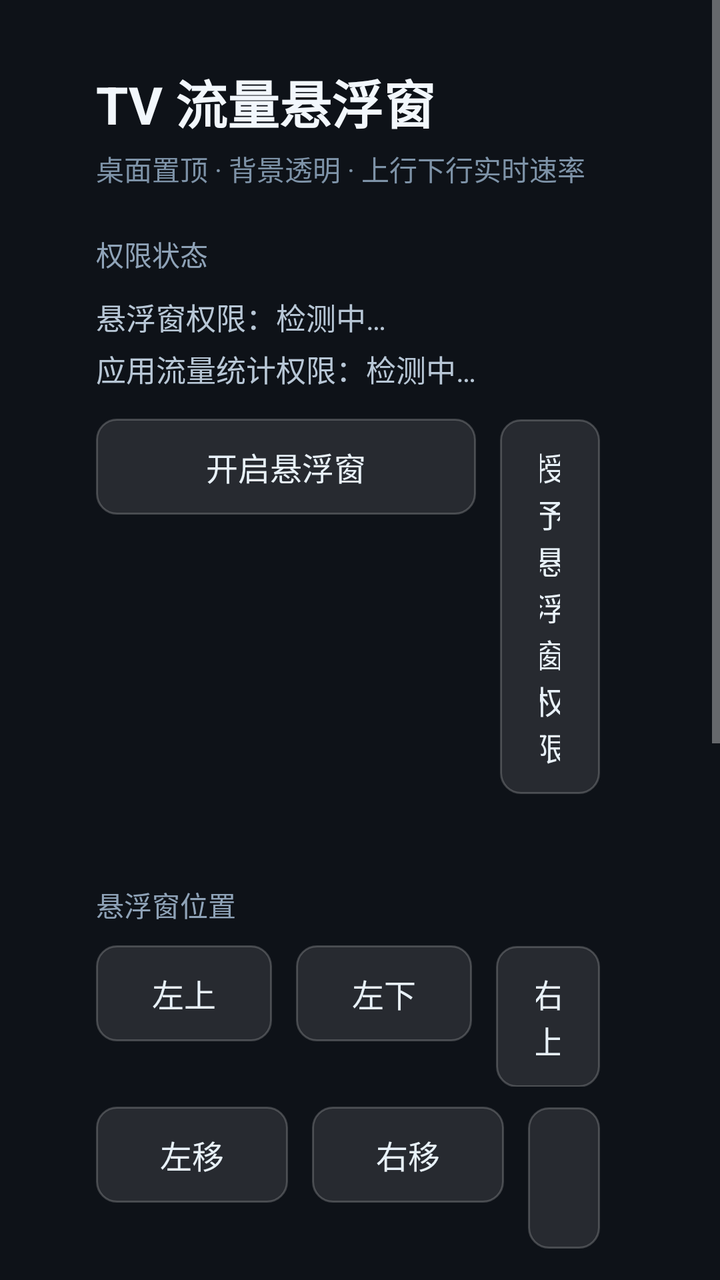
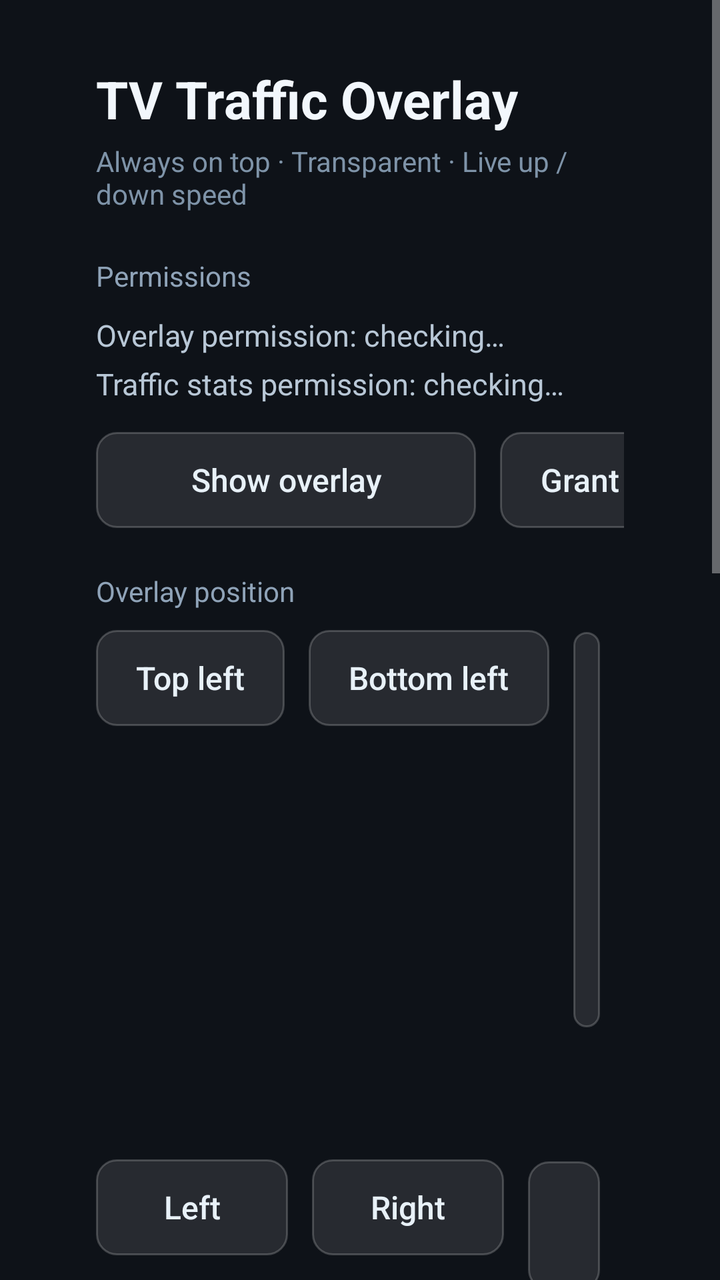

Before-and-after screenshots of an Android layout around one commit, followed by the original layout XML and the change that was made.
<!-- AndroidManifest.xml: application theme AppTheme -->
<!-- res/layout/activity_main.xml -->
<?xml version="1.0" encoding="utf-8"?>
<ScrollView xmlns:android="http://schemas.android.com/apk/res/android"
    android:layout_width="match_parent"
    android:layout_height="match_parent"
    android:background="#FF0E1218"
    android:fillViewport="true">

    <LinearLayout
        android:layout_width="match_parent"
        android:layout_height="wrap_content"
        android:orientation="vertical"
        android:paddingStart="48dp"
        android:paddingTop="32dp"
        android:paddingEnd="48dp"
        android:paddingBottom="32dp">

        <TextView
            android:layout_width="wrap_content"
            android:layout_height="wrap_content"
            android:text="@string/app_name"
            android:textColor="#FFF2F7FC"
            android:textSize="26sp"
            android:textStyle="bold" />

        <TextView
            android:layout_width="wrap_content"
            android:layout_height="wrap_content"
            android:layout_marginTop="4dp"
            android:text="桌面置顶 · 背景透明 · 上行下行实时速率"
            android:textColor="#FF7E93A8"
            android:textSize="14sp" />

        <TextView
            style="@style/SectionTitle"
            android:layout_width="wrap_content"
            android:layout_height="wrap_content"
            android:text="权限状态" />

        <TextView
            android:id="@+id/tv_perm_overlay"
            android:layout_width="wrap_content"
            android:layout_height="wrap_content"
            android:layout_marginBottom="4dp"
            android:text="悬浮窗权限：检测中…"
            android:textColor="#FFB8C7D6"
            android:textSize="15sp" />

        <TextView
            android:id="@+id/tv_perm_usage"
            android:layout_width="wrap_content"
            android:layout_height="wrap_content"
            android:text="应用流量统计权限：检测中…"
            android:textColor="#FFB8C7D6"
            android:textSize="15sp" />

        <LinearLayout
            android:layout_width="match_parent"
            android:layout_height="wrap_content"
            android:layout_marginTop="14dp"
            android:orientation="horizontal">

            <Button
                android:id="@+id/btn_toggle"
                style="@style/TvButton"
                android:layout_width="wrap_content"
                android:layout_height="wrap_content"
                android:minWidth="190dp"
                android:text="开启悬浮窗" />

            <Button
                android:id="@+id/btn_grant_overlay"
                style="@style/TvButton"
                android:layout_width="wrap_content"
                android:layout_height="wrap_content"
                android:text="授予悬浮窗权限" />

            <Button
                android:id="@+id/btn_grant_usage"
                style="@style/TvButton"
                android:layout_width="wrap_content"
                android:layout_height="wrap_content"
                android:text="授予流量统计权限" />

            <Button
                android:id="@+id/btn_usage"
                style="@style/TvButton"
                android:layout_width="wrap_content"
                android:layout_height="wrap_content"
                android:text="应用流量排行" />

            <Button
                android:id="@+id/btn_autostart"
                style="@style/TvButton"
                android:layout_width="wrap_content"
                android:layout_height="wrap_content"
                android:layout_marginEnd="0dp"
                android:text="开机自启：开" />
        </LinearLayout>

        <TextView
            style="@style/SectionTitle"
            android:layout_width="wrap_content"
            android:layout_height="wrap_content"
            android:text="悬浮窗位置" />

        <LinearLayout
            android:id="@+id/row_corners"
            android:layout_width="match_parent"
            android:layout_height="wrap_content"
            android:orientation="horizontal">

            <Button
                android:id="@+id/btn_tl"
                style="@style/TvButton"
                android:layout_width="wrap_content"
                android:layout_height="wrap_content"
                android:text="左上" />

            <Button
                android:id="@+id/btn_bl"
                style="@style/TvButton"
                android:layout_width="wrap_content"
                android:layout_height="wrap_content"
                android:text="左下" />

            <Button
                android:id="@+id/btn_tr"
                style="@style/TvButton"
                android:layout_width="wrap_content"
                android:layout_height="wrap_content"
                android:text="右上" />

            <Button
                android:id="@+id/btn_br"
                style="@style/TvButton"
                android:layout_width="wrap_content"
                android:layout_height="wrap_content"
                android:layout_marginEnd="0dp"
                android:text="右下" />
        </LinearLayout>

        <LinearLayout
            android:id="@+id/row_nudge"
            android:layout_width="match_parent"
            android:layout_height="wrap_content"
            android:layout_marginTop="10dp"
            android:orientation="horizontal">

            <Button
                android:id="@+id/btn_left"
                style="@style/TvButton"
                android:layout_width="wrap_content"
                android:layout_height="wrap_content"
                android:minWidth="96dp"
                android:text="左移" />

            <Button
                android:id="@+id/btn_right"
                style="@style/TvButton"
                android:layout_width="wrap_content"
                android:layout_height="wrap_content"
                android:minWidth="96dp"
                android:text="右移" />

            <Button
                android:id="@+id/btn_up"
                style="@style/TvButton"
                android:layout_width="wrap_content"
                android:layout_height="wrap_content"
                android:minWidth="96dp"
                android:text="上移" />

            <Button
                android:id="@+id/btn_center"
                style="@style/TvButton"
                android:layout_width="wrap_content"
                android:layout_height="wrap_content"
                android:text="居中" />

            <Button
                android:id="@+id/btn_down"
                style="@style/TvButton"
                android:layout_width="wrap_content"
                android:layout_height="wrap_content"
                android:minWidth="96dp"
                android:text="下移" />

            <Button
                android:id="@+id/btn_step"
                style="@style/TvButton"
                android:layout_width="wrap_content"
                android:layout_height="wrap_content"
                android:layout_marginEnd="0dp"
                android:text="步长：8dp" />
        </LinearLayout>

        <TextView
            style="@style/SectionTitle"
            android:layout_width="wrap_content"
            android:layout_height="wrap_content"
            android:text="显示样式" />

        <LinearLayout
            android:layout_width="match_parent"
            android:layout_height="wrap_content"
            android:orientation="horizontal">

            <Button
                android:id="@+id/btn_size_minus"
                style="@style/TvButton"
                android:layout_width="wrap_content"
                android:layout_height="wrap_content"
                android:text="字号 -" />

            <Button
                android:id="@+id/btn_size_plus"
                style="@style/TvButton"
                android:layout_width="wrap_content"
                android:layout_height="wrap_content"
                android:text="字号 +" />

            <Button
                android:id="@+id/btn_bg"
                style="@style/TvButton"
                android:layout_width="wrap_content"
                android:layout_height="wrap_content"
                android:text="背景：透明" />

            <Button
                android:id="@+id/btn_lock"
                style="@style/TvButton"
                android:layout_width="wrap_content"
                android:layout_height="wrap_content"
                android:layout_marginEnd="0dp"
                android:text="锁定位置：关" />

        </LinearLayout>

        <TextView
            style="@style/SectionTitle"
            android:layout_width="wrap_content"
            android:layout_height="wrap_content"
            android:text="文字颜色" />

        <LinearLayout
            android:layout_width="match_parent"
            android:layout_height="wrap_content"
            android:gravity="center_vertical"
            android:orientation="horizontal">

            <TextView
                android:layout_width="64dp"
                android:layout_height="wrap_content"
                android:text="下行"
                android:textColor="#FFB8C7D6"
                android:textSize="15sp" />

            <LinearLayout
                android:id="@+id/palette_down"
                android:layout_width="wrap_content"
                android:layout_height="wrap_content"
                android:orientation="horizontal" />
        </LinearLayout>

        <LinearLayout
            android:layout_width="match_parent"
            android:layout_height="wrap_content"
            android:layout_marginTop="10dp"
            android:gravity="center_vertical"
            android:orientation="horizontal">

            <TextView
                android:layout_width="64dp"
                android:layout_height="wrap_content"
                android:text="上行"
                android:textColor="#FFB8C7D6"
                android:textSize="15sp" />

            <LinearLayout
                android:id="@+id/palette_up"
                android:layout_width="wrap_content"
                android:layout_height="wrap_content"
                android:orientation="horizontal" />
        </LinearLayout>

        <TextView
            android:id="@+id/tv_hint"
            android:layout_width="match_parent"
            android:layout_height="wrap_content"
            android:layout_marginTop="24dp"
            android:lineSpacingExtra="5dp"
            android:textColor="#FF93A7BA"
            android:textSize="13sp" />
    </LinearLayout>
</ScrollView>
<!-- resources referenced by this layout -->
<resources>
  <string name="app_name">TV 流量悬浮窗</string>
  <style name="SectionTitle">
          <item name="android:textColor">#FF8FA3B8</item>
          <item name="android:textSize">14sp</item>
          <item name="android:layout_marginTop">22dp</item>
          <item name="android:layout_marginBottom">10dp</item>
      </style>
  <style name="TvButton" parent="@android:style/Widget.Material.Button">
          <item name="android:background">@drawable/bg_btn</item>
          <item name="android:textColor">#FFE8F1F8</item>
          <item name="android:textSize">16sp</item>
          <item name="android:textAllCaps">false</item>
          <item name="android:paddingLeft">20dp</item>
          <item name="android:paddingRight">20dp</item>
          <item name="android:paddingTop">12dp</item>
          <item name="android:paddingBottom">12dp</item>
          <item name="android:layout_marginEnd">12dp</item>
          <item name="android:focusable">true</item>
          <item name="android:stateListAnimator">@null</item>
      </style>
  <style name="AppTheme" parent="@android:style/Theme.Material.NoActionBar">
          <item name="android:windowBackground">#FF0E1218</item>
          <item name="android:colorAccent">#FF4FC3F7</item>
      </style>
  <!-- drawable bg_btn (drawable) -->
  <?xml version="1.0" encoding="utf-8"?>
  <selector xmlns:android="http://schemas.android.com/apk/res/android">
      <item android:state_focused="true">
          <shape android:shape="rectangle">
              <solid android:color="#334FC3F7" />
              <stroke
                  android:width="2dp"
                  android:color="#FF4FC3F7" />
              <corners android:radius="10dp" />
          </shape>
      </item>
      <item android:state_pressed="true">
          <shape android:shape="rectangle">
              <solid android:color="#554FC3F7" />
              <corners android:radius="10dp" />
          </shape>
      </item>
      <item>
          <shape android:shape="rectangle">
              <solid android:color="#1AFFFFFF" />
              <stroke
                  android:width="1dp"
                  android:color="#33FFFFFF" />
              <corners android:radius="10dp" />
          </shape>
      </item>
  </selector>
</resources>

<!-- the commit's change to res/layout/activity_main.xml (unified diff, before → after) -->
@@ -26,7 +26,7 @@
             android:layout_width="wrap_content"
             android:layout_height="wrap_content"
             android:layout_marginTop="4dp"
-            android:text="桌面置顶 · 背景透明 · 上行下行实时速率"
+            android:text="@string/main_subtitle"
             android:textColor="#FF7E93A8"
             android:textSize="14sp" />
 
@@ -34,14 +34,14 @@
             style="@style/SectionTitle"
             android:layout_width="wrap_content"
             android:layout_height="wrap_content"
-            android:text="权限状态" />
+            android:text="@string/section_permissions" />
 
         <TextView
             android:id="@+id/tv_perm_overlay"
             android:layout_width="wrap_content"
             android:layout_height="wrap_content"
             android:layout_marginBottom="4dp"
-            android:text="悬浮窗权限：检测中…"
+            android:text="@string/perm_overlay_checking"
             android:textColor="#FFB8C7D6"
             android:textSize="15sp" />
 
@@ -49,198 +49,205 @@
             android:id="@+id/tv_perm_usage"
             android:layout_width="wrap_content"
             android:layout_height="wrap_content"
-            android:text="应用流量统计权限：检测中…"
+            android:text="@string/perm_usage_checking"
             android:textColor="#FFB8C7D6"
             android:textSize="15sp" />
 
-        <LinearLayout
+        
+        <HorizontalScrollView
             android:layout_width="match_parent"
             android:layout_height="wrap_content"
             android:layout_marginTop="14dp"
-            android:orientation="horizontal">
-
-            <Button
-                android:id="@+id/btn_toggle"
-                style="@style/TvButton"
-                android:layout_width="wrap_content"
-                android:layout_height="wrap_content"
-                android:minWidth="190dp"
-                android:text="开启悬浮窗" />
-
-            <Button
-                android:id="@+id/btn_grant_overlay"
-                style="@style/TvButton"
-                android:layout_width="wrap_content"
-                android:layout_height="wrap_content"
-                android:text="授予悬浮窗权限" />
-
-            <Button
-                android:id="@+id/btn_grant_usage"
-                style="@style/TvButton"
-                android:layout_width="wrap_content"
-                android:layout_height="wrap_content"
-                android:text="授予流量统计权限" />
-
-            <Button
-                android:id="@+id/btn_usage"
-                style="@style/TvButton"
-                android:layout_width="wrap_content"
-                android:layout_height="wrap_content"
-                android:text="应用流量排行" />
-
-            <Button
-                android:id="@+id/btn_autostart"
+            android:scrollbars="none">
+
+            <LinearLayout
+                android:layout_width="wrap_content"
+                android:layout_height="wrap_content"
+                android:orientation="horizontal">
+
+                <Button
+                    android:id="@+id/btn_toggle"
+                    style="@style/TvButton"
+                    android:layout_width="wrap_content"
+                    android:layout_height="wrap_content"
+                    android:minWidth="190dp"
+                    android:text="@string/btn_overlay_off" />
+
+                <Button
+                    android:id="@+id/btn_grant_overlay"
+                    style="@style/TvButton"
+                    android:layout_width="wrap_content"
+                    android:layout_height="wrap_content"
+                    android:text="@string/btn_grant_overlay" />
+
+                <Button
+                    android:id="@+id/btn_grant_usage"
+                    style="@style/TvButton"
+                    android:layout_width="wrap_content"
+                    android:layout_height="wrap_content"
+                    android:text="@string/btn_grant_usage" />
+
+                <Button
+                    android:id="@+id/btn_usage"
+                    style="@style/TvButton"
+                    android:layout_width="wrap_content"
+                    android:layout_height="wrap_content"
+                    android:text="@string/btn_usage" />
+
+                <Button
+                    android:id="@+id/btn_autostart"
+                    style="@style/TvButton"
+                    android:layout_width="wrap_content"
+                    android:layout_height="wrap_content"
+                    android:layout_marginEnd="0dp"
+                    android:text="@string/btn_autostart_on" />
+            </LinearLayout>
+        </HorizontalScrollView>
+
+        <TextView
+            style="@style/SectionTitle"
+            android:layout_width="wrap_content"
+            android:layout_height="wrap_content"
+            android:text="@string/section_position" />
+
+        <LinearLayout
+            android:id="@+id/row_corners"
+            android:layout_width="match_parent"
+            android:layout_height="wrap_content"
+            android:orientation="horizontal">
+
+            <Button
+                android:id="@+id/btn_tl"
+                style="@style/TvButton"
+                android:layout_width="wrap_content"
+                android:layout_height="wrap_content"
+                android:text="@string/corner_tl" />
+
+            <Button
+                android:id="@+id/btn_bl"
+                style="@style/TvButton"
+                android:layout_width="wrap_content"
+                android:layout_height="wrap_content"
+                android:text="@string/corner_bl" />
+
+            <Button
+                android:id="@+id/btn_tr"
+                style="@style/TvButton"
+                android:layout_width="wrap_content"
+                android:layout_height="wrap_content"
+                android:text="@string/corner_tr" />
+
+            <Button
+                android:id="@+id/btn_br"
                 style="@style/TvButton"
                 android:layout_width="wrap_content"
                 android:layout_height="wrap_content"
                 android:layout_marginEnd="0dp"
-                android:text="开机自启：开" />
+                android:text="@string/corner_br" />
+        </LinearLayout>
+
+        <LinearLayout
+            android:id="@+id/row_nudge"
+            android:layout_width="match_parent"
+            android:layout_height="wrap_content"
+            android:layout_marginTop="10dp"
+            android:orientation="horizontal">
+
+            <Button
+                android:id="@+id/btn_left"
+                style="@style/TvButton"
+                android:layout_width="wrap_content"
+                android:layout_height="wrap_content"
+                android:minWidth="96dp"
+                android:text="@string/nudge_left" />
+
+            <Button
+                android:id="@+id/btn_right"
+                style="@style/TvButton"
+                android:layout_width="wrap_content"
+                android:layout_height="wrap_content"
+                android:minWidth="96dp"
+                android:text="@string/nudge_right" />
+
+            <Button
+                android:id="@+id/btn_up"
+                style="@style/TvButton"
+                android:layout_width="wrap_content"
+                android:layout_height="wrap_content"
+                android:minWidth="96dp"
+                android:text="@string/nudge_up" />
+
+            <Button
+                android:id="@+id/btn_center"
+                style="@style/TvButton"
+                android:layout_width="wrap_content"
+                android:layout_height="wrap_content"
+                android:text="@string/btn_center" />
+
+            <Button
+                android:id="@+id/btn_down"
+                style="@style/TvButton"
+                android:layout_width="wrap_content"
+                android:layout_height="wrap_content"
+                android:minWidth="96dp"
+                android:text="@string/nudge_down" />
+
+            <Button
+                android:id="@+id/btn_step"
+                style="@style/TvButton"
+                android:layout_width="wrap_content"
+                android:layout_height="wrap_content"
+                android:layout_marginEnd="0dp"
+                android:text="@string/step_default" />
         </LinearLayout>
 
         <TextView
             style="@style/SectionTitle"
             android:layout_width="wrap_content"
             android:layout_height="wrap_content"
-            android:text="悬浮窗位置" />
-
-        <LinearLayout
-            android:id="@+id/row_corners"
-            android:layout_width="match_parent"
-            android:layout_height="wrap_content"
-            android:orientation="horizontal">
-
-            <Button
-                android:id="@+id/btn_tl"
-                style="@style/TvButton"
-                android:layout_width="wrap_content"
-                android:layout_height="wrap_content"
-                android:text="左上" />
-
-            <Button
-                android:id="@+id/btn_bl"
-                style="@style/TvButton"
-                android:layout_width="wrap_content"
-                android:layout_height="wrap_content"
-                android:text="左下" />
-
-            <Button
-                android:id="@+id/btn_tr"
-                style="@style/TvButton"
-                android:layout_width="wrap_content"
-                android:layout_height="wrap_content"
-                android:text="右上" />
-
-            <Button
-                android:id="@+id/btn_br"
+            android:text="@string/section_style" />
+
+        <LinearLayout
+            android:layout_width="match_parent"
+            android:layout_height="wrap_content"
+            android:orientation="horizontal">
+
+            <Button
+                android:id="@+id/btn_size_minus"
+                style="@style/TvButton"
+                android:layout_width="wrap_content"
+                android:layout_height="wrap_content"
+                android:text="@string/btn_size_minus" />
+
+            <Button
+                android:id="@+id/btn_size_plus"
+                style="@style/TvButton"
+                android:layout_width="wrap_content"
+                android:layout_height="wrap_content"
+                android:text="@string/btn_size_plus" />
+
+            <Button
+                android:id="@+id/btn_bg"
+                style="@style/TvButton"
+                android:layout_width="wrap_content"
+                android:layout_height="wrap_content"
+                android:text="@string/btn_bg_transparent" />
+
+            <Button
+                android:id="@+id/btn_lock"
                 style="@style/TvButton"
                 android:layout_width="wrap_content"
                 android:layout_height="wrap_content"
                 android:layout_marginEnd="0dp"
-                android:text="右下" />
-        </LinearLayout>
-
-        <LinearLayout
-            android:id="@+id/row_nudge"
-            android:layout_width="match_parent"
-            android:layout_height="wrap_content"
-            android:layout_marginTop="10dp"
-            android:orientation="horizontal">
-
-            <Button
-                android:id="@+id/btn_left"
-                style="@style/TvButton"
-                android:layout_width="wrap_content"
-                android:layout_height="wrap_content"
-                android:minWidth="96dp"
-                android:text="左移" />
-
-            <Button
-                android:id="@+id/btn_right"
-                style="@style/TvButton"
-                android:layout_width="wrap_content"
-                android:layout_height="wrap_content"
-                android:minWidth="96dp"
-                android:text="右移" />
-
-            <Button
-                android:id="@+id/btn_up"
-                style="@style/TvButton"
-                android:layout_width="wrap_content"
-                android:layout_height="wrap_content"
-                android:minWidth="96dp"
-                android:text="上移" />
-
-            <Button
-                android:id="@+id/btn_center"
-                style="@style/TvButton"
-                android:layout_width="wrap_content"
-                android:layout_height="wrap_content"
-                android:text="居中" />
-
-            <Button
-                android:id="@+id/btn_down"
-                style="@style/TvButton"
-                android:layout_width="wrap_content"
-                android:layout_height="wrap_content"
-                android:minWidth="96dp"
-                android:text="下移" />
-
-            <Button
-                android:id="@+id/btn_step"
-                style="@style/TvButton"
-                android:layout_width="wrap_content"
-                android:layout_height="wrap_content"
-                android:layout_marginEnd="0dp"
-                android:text="步长：8dp" />
+                android:text="@string/btn_lock_off" />
+
         </LinearLayout>
 
         <TextView
             style="@style/SectionTitle"
             android:layout_width="wrap_content"
             android:layout_height="wrap_content"
-            android:text="显示样式" />
-
-        <LinearLayout
-            android:layout_width="match_parent"
-            android:layout_height="wrap_content"
-            android:orientation="horizontal">
-
-            <Button
-                android:id="@+id/btn_size_minus"
-                style="@style/TvButton"
-                android:layout_width="wrap_content"
-                android:layout_height="wrap_content"
-                android:text="字号 -" />
-
-            <Button
-                android:id="@+id/btn_size_plus"
-                style="@style/TvButton"
-                android:layout_width="wrap_content"
-                android:layout_height="wrap_content"
-                android:text="字号 +" />
-
-            <Button
-                android:id="@+id/btn_bg"
-                style="@style/TvButton"
-                android:layout_width="wrap_content"
-                android:layout_height="wrap_content"
-                android:text="背景：透明" />
-
-            <Button
-                android:id="@+id/btn_lock"
-                style="@style/TvButton"
-                android:layout_width="wrap_content"
-                android:layout_height="wrap_content"
-                android:layout_marginEnd="0dp"
-                android:text="锁定位置：关" />
-
-        </LinearLayout>
-
-        <TextView
-            style="@style/SectionTitle"
-            android:layout_width="wrap_content"
-            android:layout_height="wrap_content"
-            android:text="文字颜色" />
+            android:text="@string/section_color" />
 
         <LinearLayout
             android:layout_width="match_parent"
@@ -249,9 +256,12 @@
             android:orientation="horizontal">
 
             <TextView
-                android:layout_width="64dp"
-                android:layout_height="wrap_content"
-                android:text="下行"
+                android:layout_width="wrap_content"
+                android:layout_height="wrap_content"
+                android:layout_marginEnd="12dp"
+                android:minWidth="64dp"
+                android:singleLine="true"
+                android:text="@string/label_down"
                 android:textColor="#FFB8C7D6"
                 android:textSize="15sp" />
 
@@ -270,9 +280,12 @@
             android:orientation="horizontal">
 
             <TextView
-                android:layout_width="64dp"
-                android:layout_height="wrap_content"
-                android:text="上行"
+                android:layout_width="wrap_content"
+                android:layout_height="wrap_content"
+                android:layout_marginEnd="12dp"
+                android:minWidth="64dp"
+                android:singleLine="true"
+                android:text="@string/label_up"
                 android:textColor="#FFB8C7D6"
                 android:textSize="15sp" />
 
<!-- resource entries referenced after the edit -->
@@ -1,6 +1,34 @@
 <!-- resources referenced by this layout -->
 <resources>
-  <string name="app_name">TV 流量悬浮窗</string>
+  <string name="app_name">TV Traffic Overlay</string>
+  <string name="btn_autostart_on">Auto start: on</string>
+  <string name="btn_bg_transparent">Background: transparent</string>
+  <string name="btn_center">Center</string>
+  <string name="btn_grant_overlay">Grant overlay</string>
+  <string name="btn_grant_usage">Grant stats</string>
+  <string name="btn_lock_off">Lock position: off</string>
+  <string name="btn_overlay_off">Show overlay</string>
+  <string name="btn_size_minus">Size -</string>
+  <string name="btn_size_plus">Size +</string>
+  <string name="btn_usage">Traffic ranking</string>
+  <string name="corner_bl">Bottom left</string>
+  <string name="corner_br">Bottom right</string>
+  <string name="corner_tl">Top left</string>
+  <string name="corner_tr">Top right</string>
+  <string name="label_down">Download</string>
+  <string name="label_up">Upload</string>
+  <string name="main_subtitle">Always on top · Transparent · Live up / down speed</string>
+  <string name="nudge_down">Down</string>
+  <string name="nudge_left">Left</string>
+  <string name="nudge_right">Right</string>
+  <string name="nudge_up">Up</string>
+  <string name="perm_overlay_checking">Overlay permission: checking…</string>
+  <string name="perm_usage_checking">Traffic stats permission: checking…</string>
+  <string name="section_color">Text color</string>
+  <string name="section_permissions">Permissions</string>
+  <string name="section_position">Overlay position</string>
+  <string name="section_style">Appearance</string>
+  <string name="step_default">Step: 8dp</string>
   <style name="SectionTitle">
           <item name="android:textColor">#FF8FA3B8</item>
           <item name="android:textSize">14sp</item>
